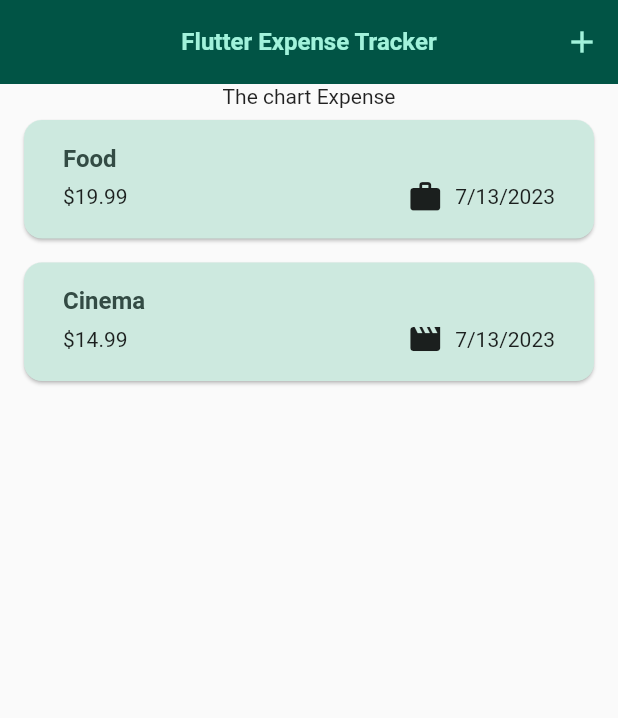
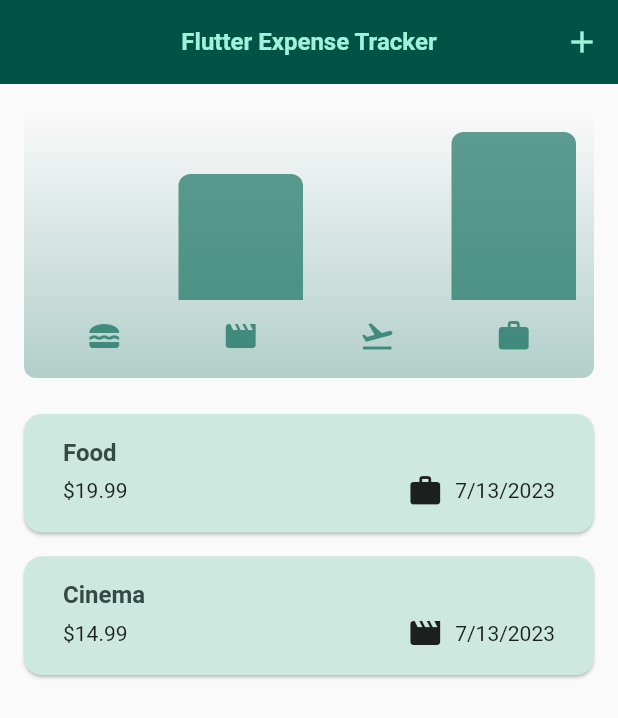
Before and after one commit to ajaypoly/Expenses-app, a Flutter app: the screen it shows after launch, on a phone screen of 412 x 824 dp. Shown: the top 718 px of the screen. Run offline on Flutter 3.47's test engine with Material 2 defaults, Android fonts, the phone set to English and light mode, and no system bars.

Commit message:
completed the chart

```diff
--- a/lib/expenses.dart
+++ b/lib/expenses.dart
@@ -1,3 +1,4 @@
+import 'package:expense_app/widgets/chart/chart.dart';
 import 'package:expense_app/widgets/expense_list/expenses_list.dart';
 import 'package:expense_app/models/expense.dart';
 import 'package:expense_app/widgets/new_expense.dart';
@@ -85,7 +86,7 @@ class _ExpensesState extends State<Expenses> {
         ],
       ),
       body: Column(children: [
-        const Text("The chart Expense"),
+      Chart(expenses: _registeredExpenses),
         Expanded(
           child: mainContent,
         )
--- a/lib/models/expense.dart
+++ b/lib/models/expense.dart
@@ -1,3 +1,5 @@
+import 'dart:math';
+
 import 'package:flutter/material.dart';
 import 'package:intl/intl.dart';
 import 'package:uuid/uuid.dart';
@@ -28,7 +30,31 @@ class Expense {
   final DateTime date;
   final Category category;
 
-   get formattedDate{
+  get formattedDate {
     return formtter.format(date);
   }
 }
+
+class ExpenseBucket {
+  const ExpenseBucket({
+    required this.category,
+    required this.expenses,
+  });
+
+  ExpenseBucket.forCategory(List<Expense> allExpenses, this.category)
+      : expenses = allExpenses
+            .where((expense) => expense.category == category)
+            .toList();
+
+  final Category category;
+  final List<Expense> expenses;
+
+  double get totalExpenses {
+    double sum = 0;
+    for (final expense in expenses) {
+      sum += expense.amount;
+    }
+
+    return sum;
+  }
+}
--- /dev/null
+++ b/lib/widgets/chart/chart.dart
@@ -0,0 +1,95 @@
+import 'package:expense_app/models/expense.dart';
+import 'package:expense_app/widgets/chart/chart_bar.dart';
+import 'package:flutter/material.dart';
+
+
+class Chart extends StatelessWidget {
+  const Chart({super.key, required this.expenses});
+
+  final List<Expense> expenses;
+
+  List<ExpenseBucket> get buckets {
+    return [
+      ExpenseBucket.forCategory(expenses, Category.food),
+      ExpenseBucket.forCategory(expenses, Category.leisure),
+      ExpenseBucket.forCategory(expenses, Category.travel),
+      ExpenseBucket.forCategory(expenses, Category.work),
+    ];
+  }
+
+  double get maxTotalExpense {
+    double maxTotalExpense = 0;
+
+    for (final bucket in buckets) {
+      if (bucket.totalExpenses > maxTotalExpense) {
+        maxTotalExpense = bucket.totalExpenses;
+      }
+    }
+
+    return maxTotalExpense;
+  }
+
+  @override
+  Widget build(BuildContext context) {
+    final isDarkMode =
+        MediaQuery.of(context).platformBrightness == Brightness.dark;
+    return Container(
+      margin: const EdgeInsets.all(16),
+      padding: const EdgeInsets.symmetric(
+        vertical: 16,
+        horizontal: 8,
+      ),
+      width: double.infinity,
+      height: 180,
+      decoration: BoxDecoration(
+        borderRadius: BorderRadius.circular(8),
+        gradient: LinearGradient(
+          colors: [
+            Theme.of(context).colorScheme.primary.withOpacity(0.3),
+            Theme.of(context).colorScheme.primary.withOpacity(0.0)
+          ],
+          begin: Alignment.bottomCenter,
+          end: Alignment.topCenter,
+        ),
+      ),
+      child: Column(
+        children: [
+          Expanded(
+            child: Row(
+              crossAxisAlignment: CrossAxisAlignment.end,
+              children: [
+                for (final bucket in buckets) // alternative to map()
+                  ChartBar(
+                    fill: bucket.totalExpenses == 0
+                        ? 0
+                        : bucket.totalExpenses / maxTotalExpense,
+                  )
+              ],
+            ),
+          ),
+          const SizedBox(height: 12),
+          Row(
+            children: buckets
+                .map(
+                  (bucket) => Expanded(
+                    child: Padding(
+                      padding: const EdgeInsets.symmetric(horizontal: 4),
+                      child: Icon(
+                        CategoryIcons[bucket.category],
+                        color: isDarkMode
+                            ? Theme.of(context).colorScheme.secondary
+                            : Theme.of(context)
+                                .colorScheme
+                                .primary
+                                .withOpacity(0.7),
+                      ),
+                    ),
+                  ),
+                )
+                .toList(),
+          )
+        ],
+      ),
+    );
+  }
+}
--- /dev/null
+++ b/lib/widgets/chart/chart_bar.dart
@@ -0,0 +1,34 @@
+import 'package:flutter/material.dart';
+
+class ChartBar extends StatelessWidget {
+  const ChartBar({
+    super.key,
+    required this.fill,
+  });
+
+  final double fill;
+
+  @override
+  Widget build(BuildContext context) {
+    final isDarkMode =
+        MediaQuery.of(context).platformBrightness == Brightness.dark;
+    return Expanded(
+      child: Padding(
+        padding: const EdgeInsets.symmetric(horizontal: 4),
+        child: FractionallySizedBox(
+          heightFactor: fill,
+          child: DecoratedBox(
+            decoration: BoxDecoration(
+              shape: BoxShape.rectangle,
+              borderRadius:
+                  const BorderRadius.vertical(top: Radius.circular(8)),
+              color: isDarkMode
+                  ? Theme.of(context).colorScheme.secondary
+                  : Theme.of(context).colorScheme.primary.withOpacity(0.65),
+            ),
+          ),
+        ),
+      ),
+    );
+  }
+}
```
